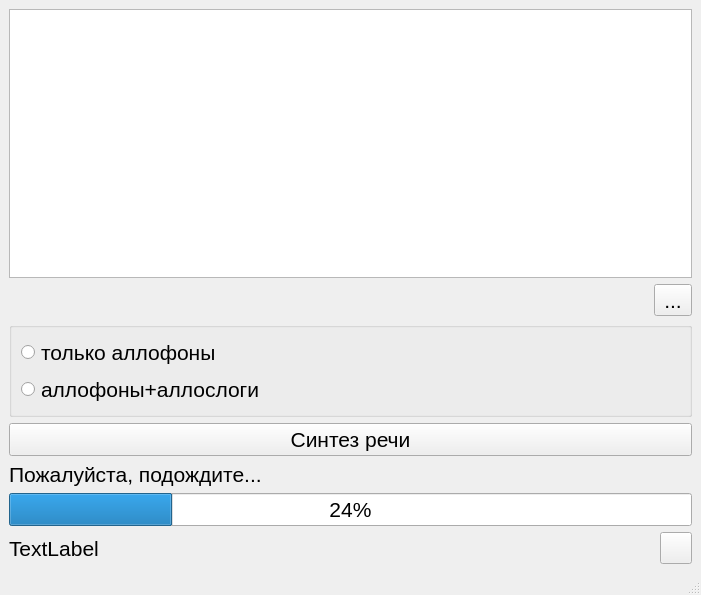
The window that src/TTS/ui/mainwindow.ui (Painted-Black/BMSTU-TTS) describes before a commit, drawn with Qt 5.
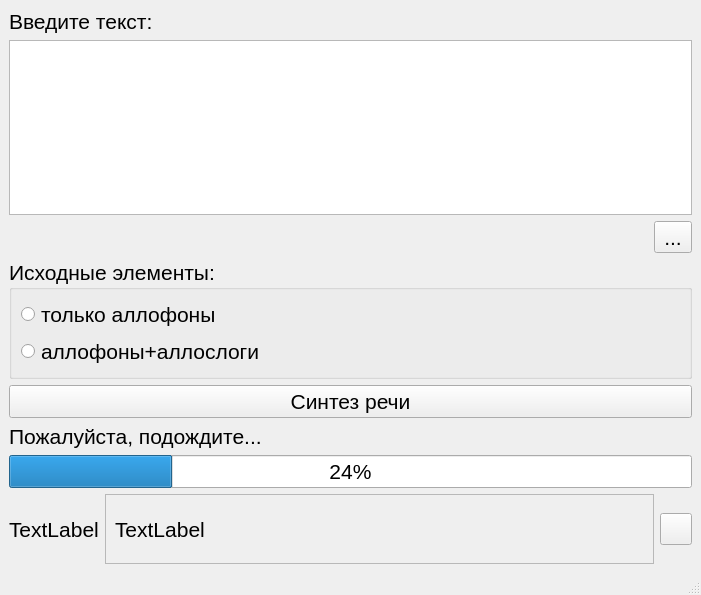
The same window after the commit.

Diff of the .ui file:
```diff
--- a/src/TTS/ui/mainwindow.ui
+++ b/src/TTS/ui/mainwindow.ui
@@ -15,19 +15,19 @@
   </property>
   <widget class="QWidget" name="centralwidget">
    <layout class="QGridLayout" name="gridLayout">
+    <item row="4" column="2">
+     <widget class="QToolButton" name="file_toolButton">
+      <property name="font">
+       <font>
+        <pointsize>16</pointsize>
+       </font>
+      </property>
+      <property name="text">
+       <string>...</string>
+      </property>
+     </widget>
+    </item>
     <item row="6" column="1" colspan="2">
-     <widget class="QLabel" name="wait_label">
-      <property name="font">
-       <font>
-        <pointsize>16</pointsize>
-       </font>
-      </property>
-      <property name="text">
-       <string>Пожалуйста, подождите...</string>
-      </property>
-     </widget>
-    </item>
-    <item row="5" column="1" colspan="2">
      <widget class="QPushButton" name="run_pushButton">
       <property name="font">
        <font>
@@ -39,19 +39,19 @@
       </property>
      </widget>
     </item>
-    <item row="7" column="1" colspan="2">
-     <widget class="QProgressBar" name="progressBar">
+    <item row="0" column="1" colspan="2">
+     <widget class="QLabel" name="label">
       <property name="font">
        <font>
         <pointsize>16</pointsize>
        </font>
       </property>
-      <property name="value">
-       <number>24</number>
+      <property name="text">
+       <string>Введите текст:</string>
       </property>
      </widget>
     </item>
-    <item row="3" column="1">
+    <item row="4" column="1">
      <widget class="QLabel" name="fname_label">
       <property name="font">
        <font>
@@ -63,6 +63,34 @@
       </property>
      </widget>
     </item>
+    <item row="5" column="1" colspan="2">
+     <widget class="QGroupBox" name="groupBox">
+      <property name="font">
+       <font>
+        <pointsize>16</pointsize>
+       </font>
+      </property>
+      <property name="title">
+       <string>Исходные элементы:</string>
+      </property>
+      <layout class="QVBoxLayout" name="verticalLayout">
+       <item>
+        <widget class="QRadioButton" name="radioButton_allophones">
+         <property name="text">
+          <string>только аллофоны</string>
+         </property>
+        </widget>
+       </item>
+       <item>
+        <widget class="QRadioButton" name="radioButton_allosyl">
+         <property name="text">
+          <string>аллофоны+аллослоги</string>
+         </property>
+        </widget>
+       </item>
+      </layout>
+     </widget>
+    </item>
     <item row="9" column="1" colspan="2">
      <layout class="QHBoxLayout" name="horizontalLayout">
       <item>
@@ -78,22 +106,34 @@
        </widget>
       </item>
       <item>
-       <widget class="QLabel" name="file_res_label">
-        <property name="maximumSize">
-         <size>
-          <width>500</width>
-          <height>100</height>
-         </size>
+       <widget class="QScrollArea" name="scrollArea">
+        <property name="widgetResizable">
+         <bool>true</bool>
         </property>
-        <property name="font">
-         <font>
-          <pointsize>12</pointsize>
-          <italic>true</italic>
-         </font>
-        </property>
-        <property name="text">
-         <string/>
-        </property>
+        <widget class="QWidget" name="scrollAreaWidgetContents">
+         <property name="geometry">
+          <rect>
+           <x>0</x>
+           <y>0</y>
+           <width>543</width>
+           <height>68</height>
+          </rect>
+         </property>
+         <layout class="QHBoxLayout" name="horizontalLayout_2">
+          <item>
+           <widget class="QLabel" name="file_res_label">
+            <property name="font">
+             <font>
+              <pointsize>16</pointsize>
+             </font>
+            </property>
+            <property name="text">
+             <string>TextLabel</string>
+            </property>
+           </widget>
+          </item>
+         </layout>
+        </widget>
        </widget>
       </item>
       <item>
@@ -128,19 +168,19 @@
       </item>
      </layout>
     </item>
-    <item row="3" column="2">
-     <widget class="QToolButton" name="file_toolButton">
+    <item row="7" column="1" colspan="2">
+     <widget class="QLabel" name="wait_label">
       <property name="font">
        <font>
         <pointsize>16</pointsize>
        </font>
       </property>
       <property name="text">
-       <string>...</string>
+       <string>Пожалуйста, подождите...</string>
       </property>
      </widget>
     </item>
-    <item row="0" column="1" colspan="2">
+    <item row="1" column="1" colspan="2">
      <widget class="QPlainTextEdit" name="plainTextEdit">
       <property name="font">
        <font>
@@ -149,32 +189,16 @@
       </property>
      </widget>
     </item>
-    <item row="4" column="1" colspan="2">
-     <widget class="QGroupBox" name="groupBox">
+    <item row="8" column="1" colspan="2">
+     <widget class="QProgressBar" name="progressBar">
       <property name="font">
        <font>
         <pointsize>16</pointsize>
        </font>
       </property>
-      <property name="title">
-       <string/>
+      <property name="value">
+       <number>24</number>
       </property>
-      <layout class="QVBoxLayout" name="verticalLayout">
-       <item>
-        <widget class="QRadioButton" name="radioButton_allophones">
-         <property name="text">
-          <string>только аллофоны</string>
-         </property>
-        </widget>
-       </item>
-       <item>
-        <widget class="QRadioButton" name="radioButton_allosyl">
-         <property name="text">
-          <string>аллофоны+аллослоги</string>
-         </property>
-        </widget>
-       </item>
-      </layout>
      </widget>
     </item>
    </layout>
```
